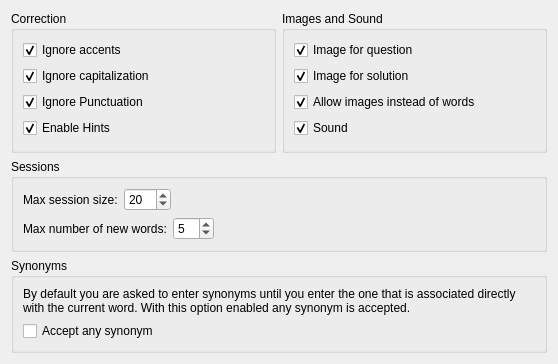
Above: src/practice/configure/generalpracticeoptions.ui from KDE/parley before the change. Below: the same form after it.
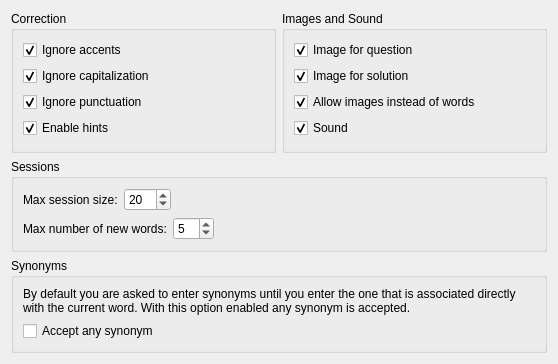
That is the form after the change.

Commit message: l10n: Two capitalization fixes

Diff of the .ui file:
```diff
--- a/src/practice/configure/generalpracticeoptions.ui
+++ b/src/practice/configure/generalpracticeoptions.ui
@@ -49,7 +49,7 @@
          <string>Any punctuation mistake in the answer is counted as correct.</string>
         </property>
         <property name="text">
-         <string>Ignore Punctuation</string>
+         <string>Ignore punctuation</string>
         </property>
         <property name="checked">
          <bool>true</bool>
@@ -62,7 +62,7 @@
          <string>During the practice you can use the hint button to see parts of the solution.</string>
         </property>
         <property name="text">
-         <string>Enable Hints</string>
+         <string>Enable hints</string>
         </property>
         <property name="checked">
          <bool>true</bool>
```
